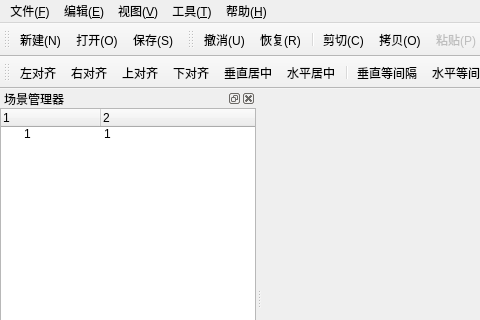
Qt form SKDraw/skdraw.ui (song-kang/SKHMIProject) before a commit; both pictures show x 0 to 480 and y 0 to 320 of the 903 by 528 pixel window.
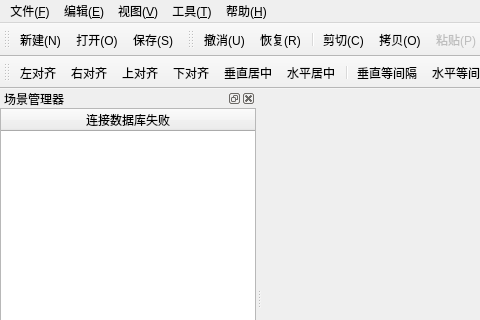
The same form after that commit. Icons and pictures are not drawn.

What changed in the file:
```diff
--- a/SKDraw/skdraw.ui
+++ b/SKDraw/skdraw.ui
@@ -160,22 +160,12 @@
       <widget class="QTreeWidget" name="treeWidgetSence">
        <column>
         <property name="text">
-         <string notr="true">1</string>
+         <string>连接数据库失败</string>
         </property>
-       </column>
-       <column>
-        <property name="text">
-         <string>2</string>
+        <property name="textAlignment">
+         <set>AlignHCenter|AlignVCenter|AlignCenter</set>
         </property>
        </column>
-       <item>
-        <property name="text">
-         <string>1</string>
-        </property>
-        <property name="text">
-         <string>1</string>
-        </property>
-       </item>
       </widget>
      </item>
     </layout>
```
